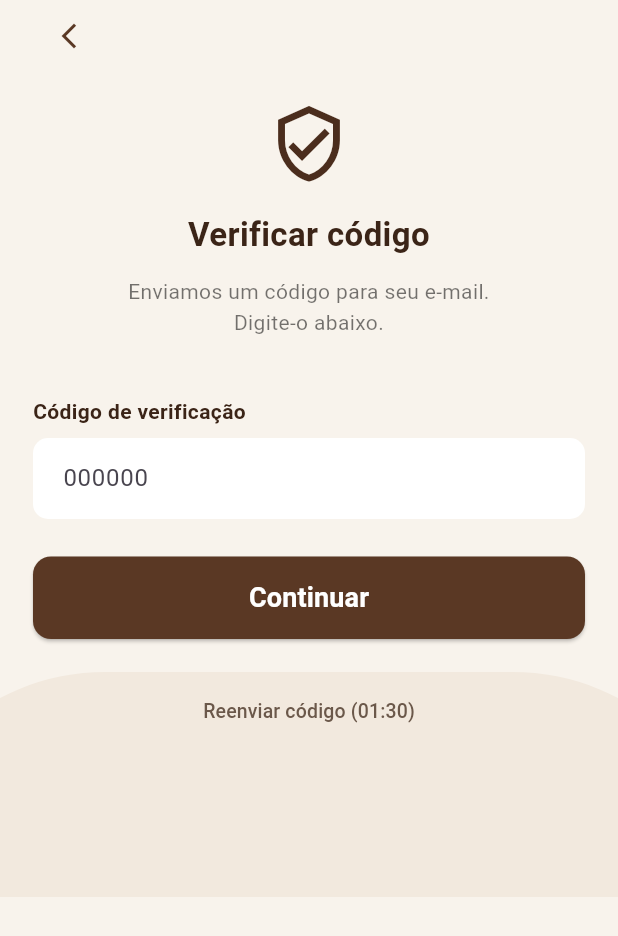
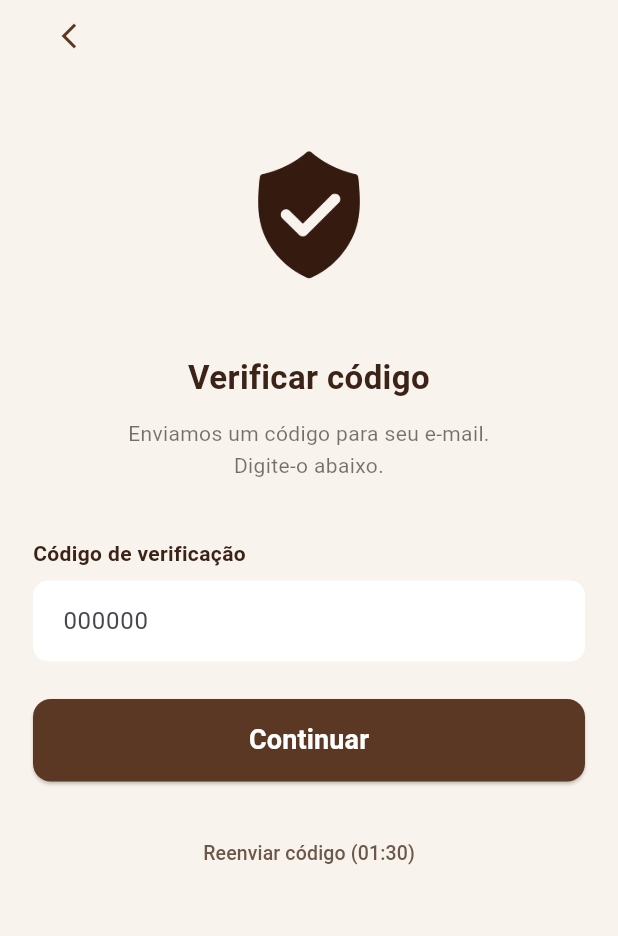
Before and after one commit to projeto-sigpe/sigpe, a Flutter app: the RecuperarSenhaPage screen opened directly, after a tap on "Enviar código", on a phone screen of 412 x 824 dp. Shown: the top 936 px of the screen. Run offline on Flutter 3.47's test engine with Material 3 defaults, Android fonts, the phone set to English and light mode, and no system bars; our stand-ins replace device_preview.

Commit message:
ajustes no background das telas e ajuste das logos

```diff
--- a/lib/views/recuperacao_senha.dart
+++ b/lib/views/recuperacao_senha.dart
@@ -30,23 +30,6 @@ class _RecuperarSenhaPageState extends State<RecuperarSenhaPage> {
         child: Stack(
           children: [
 
-            // FUNDO INFERIOR
-            Positioned(
-              bottom: 0,
-              left: -80,
-              right: -80,
-              child: Container(
-                height: 150,
-                decoration: const BoxDecoration(
-                  color: Color(0xFFF2E9DE),
-                  borderRadius: BorderRadius.only(
-                    topLeft: Radius.circular(180),
-                    topRight: Radius.circular(180),
-                  ),
-                ),
-              ),
-            ),
-
             SingleChildScrollView(
               child: Padding(
                 padding: const EdgeInsets.symmetric(
@@ -73,11 +56,14 @@ class _RecuperarSenhaPageState extends State<RecuperarSenhaPage> {
 
                     const SizedBox(height: 20),
 
-                    // ÍCONE
-                    const Icon(
-                      Icons.lock_outline,
-                      size: 55,
-                      color: Color(0xFF4B2D1D),
+                    // LOGO
+                    Center(
+                      child: Image.asset(
+                        'assets/cadeado.png',
+                        width: 300,
+                        height: 150,
+                        fit: BoxFit.contain,
+                      ),
                     ),
 
                     const SizedBox(height: 18),
--- a/lib/views/verificar_codigo.dart
+++ b/lib/views/verificar_codigo.dart
@@ -33,22 +33,6 @@ class _VerificarCodigoPageState
         child: Stack(
           children: [
 
-            // FUNDO INFERIOR
-            Positioned(
-              bottom: 0,
-              left: -80,
-              right: -80,
-              child: Container(
-                height: 150,
-                decoration: const BoxDecoration(
-                  color: Color(0xFFF2E9DE),
-                  borderRadius: BorderRadius.only(
-                    topLeft: Radius.circular(180),
-                    topRight: Radius.circular(180),
-                  ),
-                ),
-              ),
-            ),
 
             SingleChildScrollView(
               child: Padding(
@@ -76,11 +60,14 @@ class _VerificarCodigoPageState
 
                     const SizedBox(height: 20),
 
-                    // ÍCONE
-                    const Icon(
-                      Icons.verified_user_outlined,
-                      size: 55,
-                      color: Color(0xFF4B2D1D),
+                    // LOGO
+                    Center(
+                      child: Image.asset(
+                        'assets/escudo.png',
+                        width: 300,
+                        height: 150,
+                        fit: BoxFit.contain,
+                      ),
                     ),
 
                     const SizedBox(height: 18),
```
Also changed, not shown: lib/views/nova_senha.dart (+9 -23 lines).
